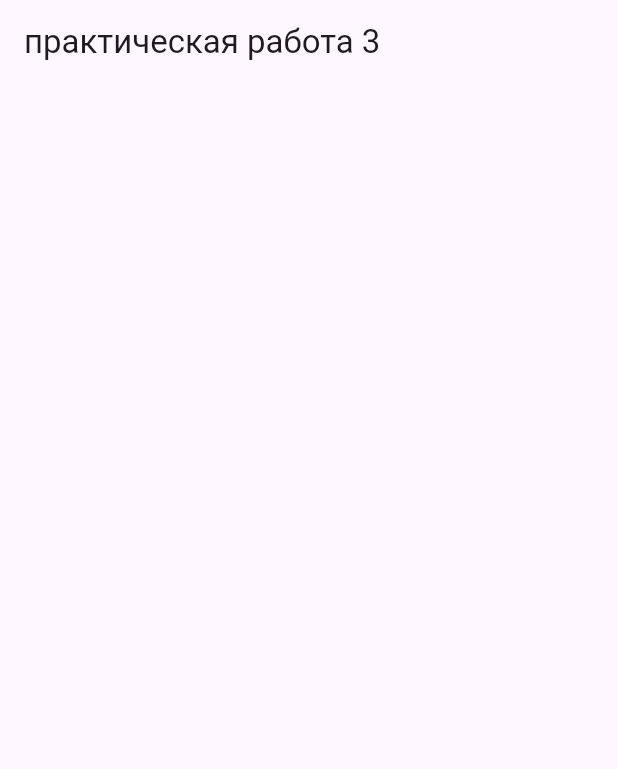
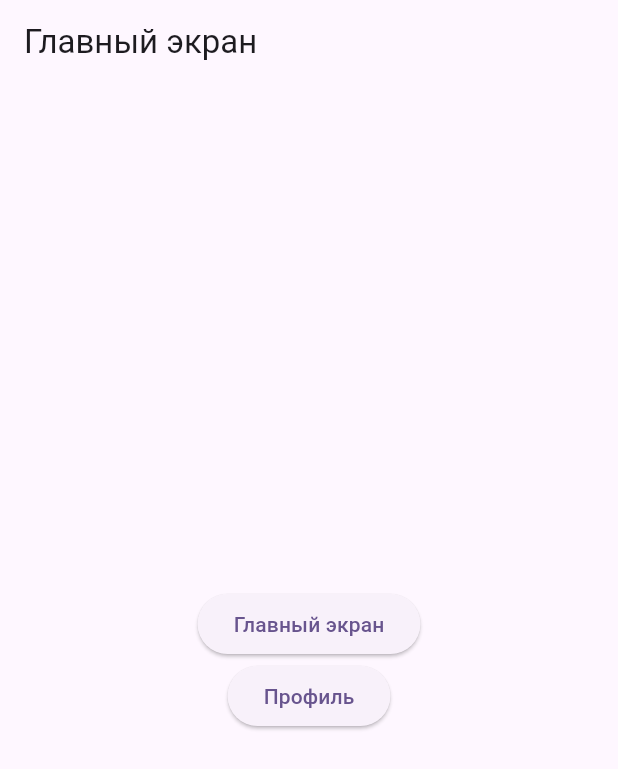
Before and after one commit to Watch-dog-s/flutter_pr3, a Flutter app: the screen it shows after launch, on a phone screen of 412 x 824 dp. Shown: the top 769 px of the screen. Run offline on Flutter 3.47's test engine with Material 3 defaults, Android fonts, the phone set to English and light mode, and no system bars.

Commit message:
Сделал навигацию

```diff
--- a/lib/main.dart
+++ b/lib/main.dart
@@ -1,4 +1,6 @@
 import 'package:flutter/material.dart';
+
+import 'ProfileScreen.dart';
 
 void main() {
   runApp(const MyApp());
@@ -16,7 +18,17 @@ class MyApp extends StatelessWidget {
         // This is the theme of your application.
         colorScheme: ColorScheme.fromSeed(seedColor: Colors.deepPurple),
       ),
-      home: HomeProfileUserPage(title: 'практическая работа 3'),
+
+
+
+      //задаём маршруты
+      initialRoute: '/',
+      routes: {
+        '/': (context) => const HomeProfileUserPage(title: 'Главный экран'),
+        '/profile': (context) => const ProfileScreen(title: 'Профиль'),
+
+      },
+
     );
   }
 }
@@ -31,7 +43,34 @@ class HomeProfileUserPage extends StatelessWidget{
   @override
   Widget build(BuildContext context) {
     return Scaffold(
-      appBar: AppBar(title: Text(title))
+      appBar: AppBar(title: Text(title)),
+      body: const Center(child: NavigationButtons()),
     );
   }
 }
+
+void NavigateTo(BuildContext context, String routeName) {
+  Navigator.pushNamed(context, routeName);
+}
+
+
+
+class NavigationButtons extends StatelessWidget{
+  const NavigationButtons({super.key});
+
+  @override
+  Widget build(BuildContext context) {
+    return Column(mainAxisAlignment: MainAxisAlignment.center,
+      children:
+      [
+        ElevatedButton(onPressed: () { NavigateTo(context, "/");  }, child: const Text("Главный экран")),
+        ElevatedButton(onPressed: () { NavigateTo(context, "/profile");  }, child: const Text("Профиль")),
+
+
+      ],
+
+    );
+
+  }
+
+  }
```
Also changed, not shown: lib/ProfileScreen.dart (added, +16 -0 lines).
